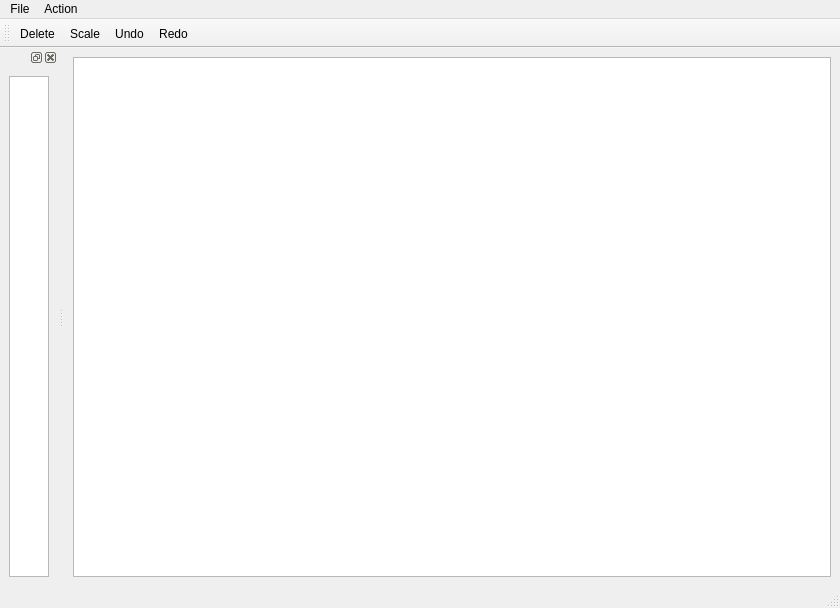
Qt form epicworld.ui (hami9x/Epic-World-box2d-editor) before a commit.
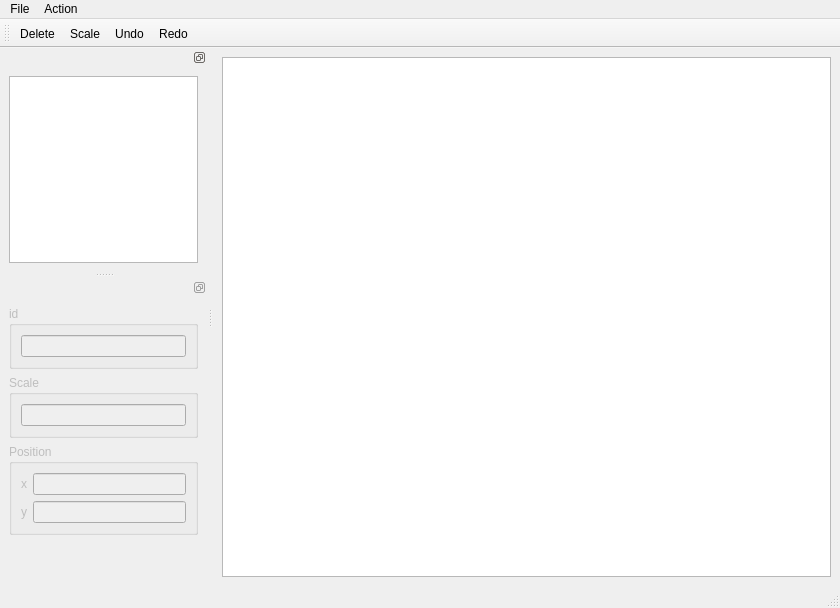
The same form after that commit.

What changed in the file:
```diff
--- a/epicworld.ui
+++ b/epicworld.ui
@@ -61,6 +61,15 @@
      <verstretch>0</verstretch>
     </sizepolicy>
    </property>
+   <property name="minimumSize">
+    <size>
+     <width>70</width>
+     <height>121</height>
+    </size>
+   </property>
+   <property name="features">
+    <set>QDockWidget::DockWidgetFloatable|QDockWidget::DockWidgetMovable</set>
+   </property>
    <attribute name="dockWidgetArea">
     <number>1</number>
    </attribute>
@@ -69,7 +78,7 @@
      <item>
       <widget class="QListView" name="bodyList">
        <property name="sizePolicy">
-        <sizepolicy hsizetype="Ignored" vsizetype="Ignored">
+        <sizepolicy hsizetype="Ignored" vsizetype="Expanding">
          <horstretch>0</horstretch>
          <verstretch>0</verstretch>
         </sizepolicy>
@@ -94,6 +103,132 @@
    <addaction name="actionUndo"/>
    <addaction name="actionRedo"/>
   </widget>
+  <widget class="QDockWidget" name="propertiesDock">
+   <property name="enabled">
+    <bool>false</bool>
+   </property>
+   <property name="minimumSize">
+    <size>
+     <width>207</width>
+     <height>308</height>
+    </size>
+   </property>
+   <property name="features">
+    <set>QDockWidget::DockWidgetFloatable|QDockWidget::DockWidgetMovable</set>
+   </property>
+   <property name="allowedAreas">
+    <set>Qt::LeftDockWidgetArea|Qt::RightDockWidgetArea</set>
+   </property>
+   <attribute name="dockWidgetArea">
+    <number>1</number>
+   </attribute>
+   <widget class="QWidget" name="dockWidgetContents">
+    <layout class="QVBoxLayout" name="verticalLayout_2">
+     <item>
+      <widget class="QGroupBox" name="idGroup">
+       <property name="sizePolicy">
+        <sizepolicy hsizetype="Minimum" vsizetype="Minimum">
+         <horstretch>0</horstretch>
+         <verstretch>0</verstretch>
+        </sizepolicy>
+       </property>
+       <property name="title">
+        <string>id</string>
+       </property>
+       <layout class="QHBoxLayout" name="horizontalLayout_6">
+        <item>
+         <widget class="QLineEdit" name="idEdit">
+          <property name="sizePolicy">
+           <sizepolicy hsizetype="Minimum" vsizetype="Fixed">
+            <horstretch>0</horstretch>
+            <verstretch>0</verstretch>
+           </sizepolicy>
+          </property>
+         </widget>
+        </item>
+       </layout>
+      </widget>
+     </item>
+     <item>
+      <widget class="QGroupBox" name="scaleGroup">
+       <property name="sizePolicy">
+        <sizepolicy hsizetype="Minimum" vsizetype="Minimum">
+         <horstretch>0</horstretch>
+         <verstretch>0</verstretch>
+        </sizepolicy>
+       </property>
+       <property name="title">
+        <string>Scale</string>
+       </property>
+       <layout class="QHBoxLayout" name="horizontalLayout_5">
+        <item>
+         <widget class="QLineEdit" name="scaleEdit">
+          <property name="sizePolicy">
+           <sizepolicy hsizetype="Expanding" vsizetype="Fixed">
+            <horstretch>0</horstretch>
+            <verstretch>0</verstretch>
+           </sizepolicy>
+          </property>
+         </widget>
+        </item>
+       </layout>
+      </widget>
+     </item>
+     <item>
+      <widget class="QGroupBox" name="posGroup">
+       <property name="sizePolicy">
+        <sizepolicy hsizetype="Minimum" vsizetype="Minimum">
+         <horstretch>0</horstretch>
+         <verstretch>0</verstretch>
+        </sizepolicy>
+       </property>
+       <property name="title">
+        <string>Position</string>
+       </property>
+       <layout class="QHBoxLayout" name="horizontalLayout_3">
+        <item>
+         <layout class="QGridLayout" name="gridLayout">
+          <item row="1" column="2">
+           <widget class="QLineEdit" name="yEdit"/>
+          </item>
+          <item row="0" column="2">
+           <widget class="QLineEdit" name="xEdit"/>
+          </item>
+          <item row="0" column="0">
+           <widget class="QLabel" name="labelX">
+            <property name="text">
+             <string>x</string>
+            </property>
+           </widget>
+          </item>
+          <item row="1" column="0">
+           <widget class="QLabel" name="labelY">
+            <property name="text">
+             <string>y</string>
+            </property>
+           </widget>
+          </item>
+         </layout>
+        </item>
+       </layout>
+      </widget>
+     </item>
+     <item>
+      <spacer name="verticalSpacer">
+       <property name="orientation">
+        <enum>Qt::Vertical</enum>
+       </property>
+       <property name="sizeHint" stdset="0">
+        <size>
+         <width>20</width>
+         <height>40</height>
+        </size>
+       </property>
+      </spacer>
+     </item>
+    </layout>
+   </widget>
+  </widget>
   <action name="actionLoad">
    <property name="text">
     <string>Load</string>
```
